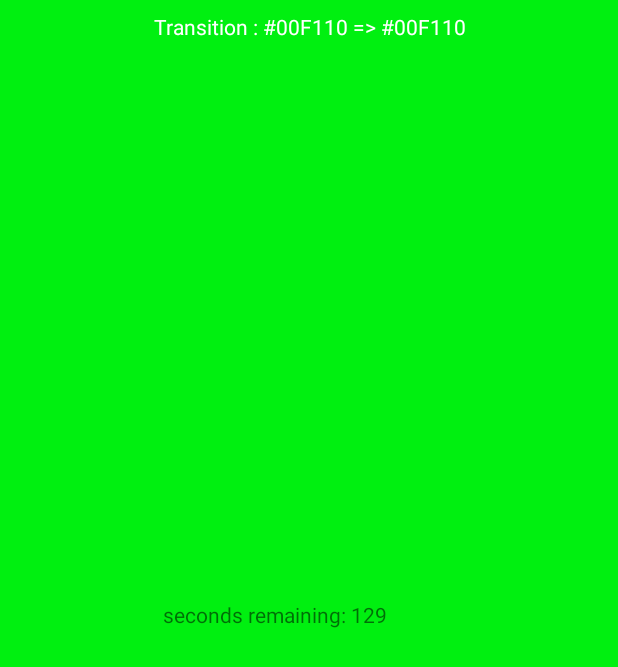
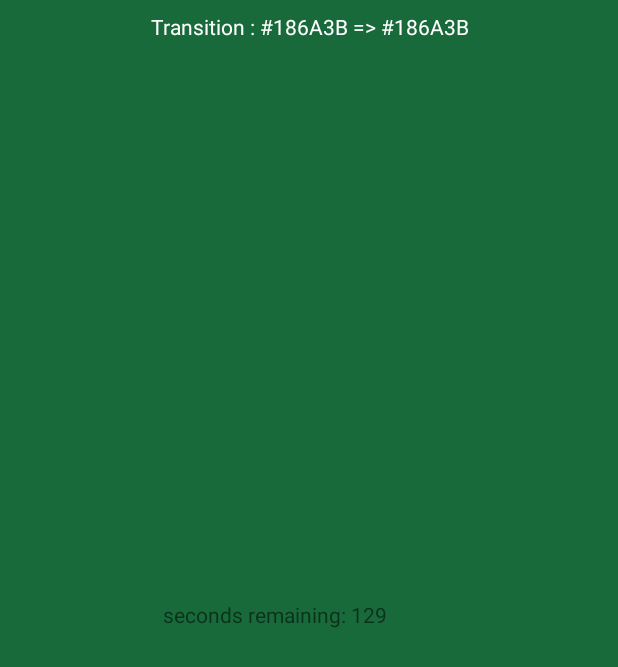
Before and after one commit to Squatt/KP-color_thermometer, an Android app: the screen it shows after launch (RoomScript), after a tap on "ROOM ONE", on a phone screen of 412 x 824 dp. Shown: the top 667 px of the screen. Run offline under Robolectric (Android 15) with nearby library versions, the phone set to English and light mode, and no system bars.

```diff
--- a/app/src/main/java/com/enterprise/squatt/kp_color_thermometer/MainActivity.java
+++ b/app/src/main/java/com/enterprise/squatt/kp_color_thermometer/MainActivity.java
@@ -33,9 +33,9 @@ public class MainActivity extends AppCompatActivity {
                 Intent intent = new Intent(MainActivity.this, RoomScript.class);
 
                 ArrayList<String> colors = new ArrayList<>();
-                colors.add("#F00011");
-                colors.add("#00F110");
-                colors.add("#1000FF");
+                colors.add("#EAFAF1");
+                colors.add("#186A3B");
+                colors.add("#2ECC71");
 
                 intent.putStringArrayListExtra(EXTRA_COLOR_LIST, colors);
 
```
